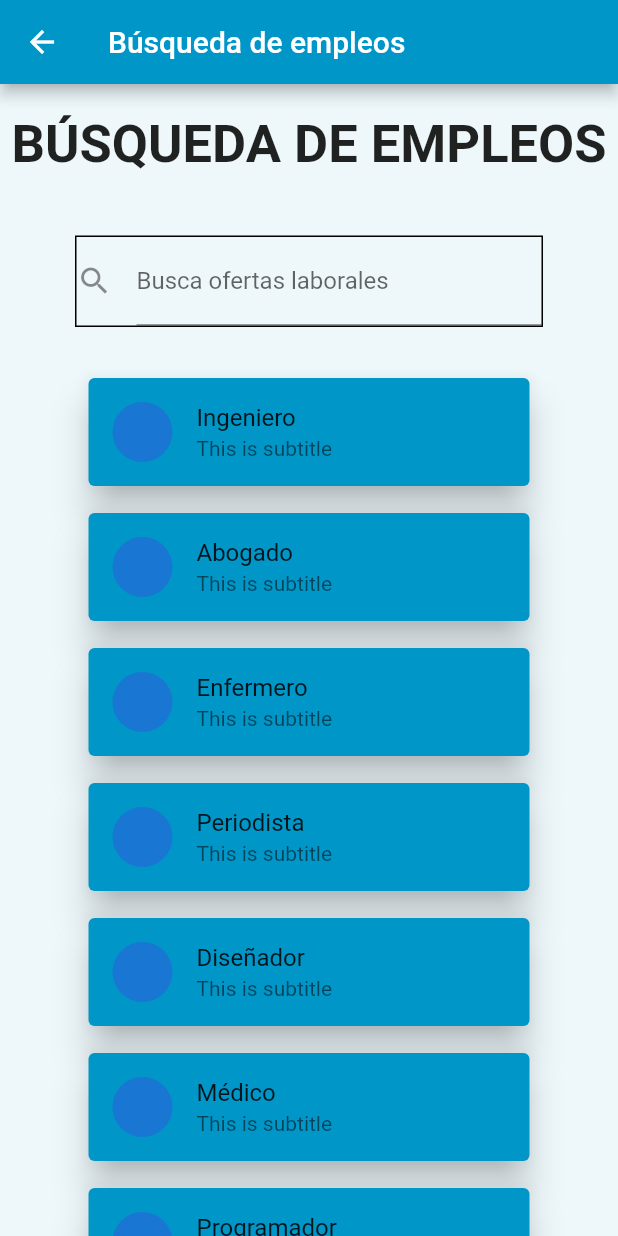
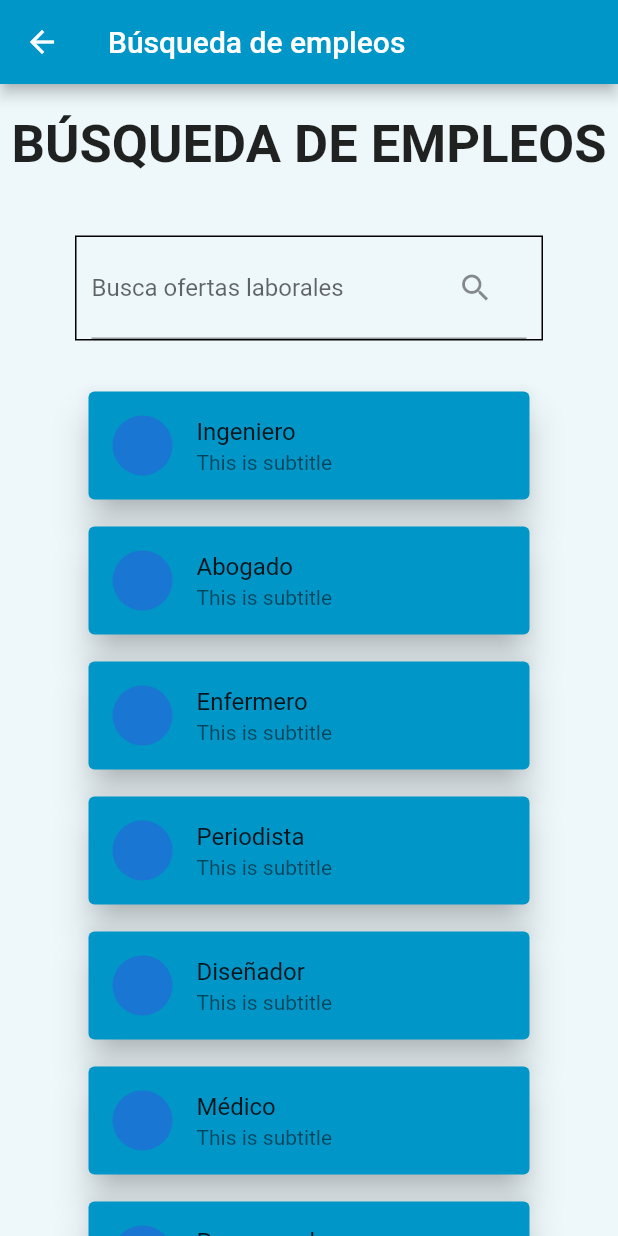
Before and after one commit to dorelysm/app_trabajo_discapacidades, a Flutter app: the ConsultasEmpleosPage screen opened by its route, on a phone screen of 412 x 824 dp. Run offline on Flutter 3.47's test engine with Material 2 defaults, Android fonts, the phone set to English and light mode, and no system bars; our stand-ins replace select_form_field; Roboto replaces fonts that are missing (Rosario).

Commit message:
validacion id, boton de consultar

```diff
--- a/lib/pages/consultas_empleos.dart
+++ b/lib/pages/consultas_empleos.dart
@@ -7,6 +7,7 @@ class ConsultasEmpleosPage extends StatefulWidget {
 }
 
 class _ConsultasEmpleosPageState extends State<ConsultasEmpleosPage> {
+  // Datos de prueba, reemplazar por los consultados en DB
   final List<String> _DatosPrueba = [
     'Ingeniero',
     'Abogado',
@@ -21,10 +22,14 @@ class _ConsultasEmpleosPageState extends State<ConsultasEmpleosPage> {
     'Gerente',
   ];
 
+  void _Consultar(){
+
+  }
+
   @override
   Widget build(BuildContext context) {
     return Scaffold(
-        backgroundColor: Color(0xffEEF8FB),
+        backgroundColor: const Color(0xffEEF8FB),
         appBar: AppBar(
           title: const Text('Búsqueda de empleos'),
           backgroundColor: const Color(0xff0096C7),
@@ -44,14 +49,25 @@ class _ConsultasEmpleosPageState extends State<ConsultasEmpleosPage> {
             ),
             Container(
               decoration: BoxDecoration(
-                  border:
-                      Border.all(width: 1.0, color: const Color(0xFF000000))),
+                border:
+                    Border.all(width: 1.0, color: const Color(0xFF000000))),
               margin: const EdgeInsets.symmetric(vertical: 20, horizontal: 50),
-              child: const TextField(
-                decoration: InputDecoration(
+              child: Padding(
+                padding: const EdgeInsets.symmetric(horizontal: 10),
+                child: TextField(
+                  decoration: InputDecoration(
                     labelText: 'Busca ofertas laborales',
                     //border: OutlineInputBorder(),
-                    icon: Icon(Icons.search)),
+                    suffixIcon: Padding(
+                      padding: const EdgeInsets.all(10),
+                      child: IconButton(
+                        onPressed: () {
+                          _Consultar();
+                        },
+                        icon: const Icon(Icons.search),
+                      ),
+                    ),),
+                ),
               ),
             ),
             ListView.builder(
```
Also changed, not shown: lib/pages/registro_emp.dart (+5 -2 lines), lib/pages/registro_nat.dart (+15 -1 lines).
